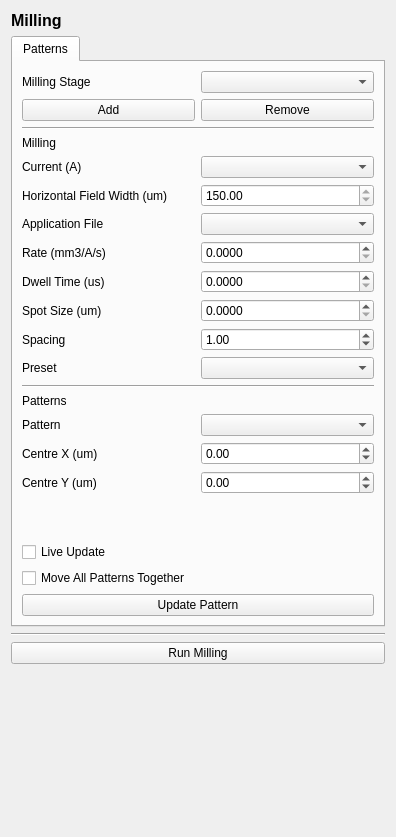
Above: fibsem/ui/qtdesigner_files/FibsemMillingWidget.ui from DeMarcoLab/fibsem before the change. Below: the same form after it.
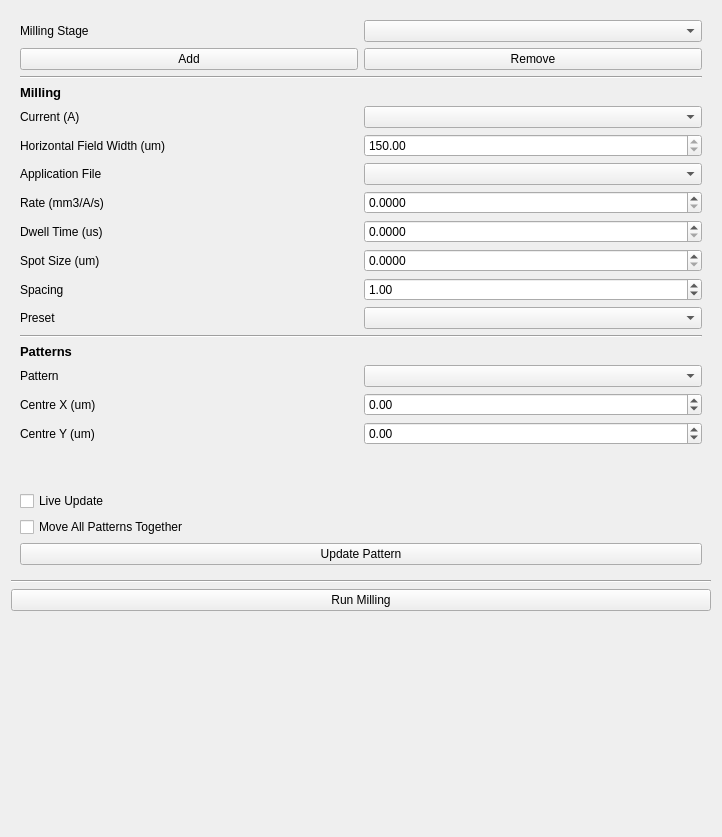
That is the form after the change.

Commit message: detetction, milling, manipulator

Patch:
```diff
--- a/fibsem/ui/qtdesigner_files/FibsemMillingWidget.ui
+++ b/fibsem/ui/qtdesigner_files/FibsemMillingWidget.ui
@@ -6,7 +6,7 @@
    <rect>
     <x>0</x>
     <y>0</y>
-    <width>396</width>
+    <width>722</width>
     <height>837</height>
    </rect>
   </property>
@@ -14,21 +14,51 @@
    <string>Form</string>
   </property>
   <layout class="QGridLayout" name="gridLayout">
-   <item row="17" column="0" colspan="2">
-    <widget class="QTabWidget" name="tabWidget">
+   <item row="27" column="0" colspan="2">
+    <widget class="QLabel" name="label_info">
+     <property name="text">
+      <string/>
+     </property>
+     <property name="wordWrap">
+      <bool>true</bool>
+     </property>
+    </widget>
+   </item>
+   <item row="28" column="0" colspan="2">
+    <spacer name="verticalSpacer">
+     <property name="orientation">
+      <enum>Qt::Vertical</enum>
+     </property>
+     <property name="sizeHint" stdset="0">
+      <size>
+       <width>20</width>
+       <height>40</height>
+      </size>
+     </property>
+    </spacer>
+   </item>
+   <item row="18" column="0" colspan="2">
+    <widget class="Line" name="line">
+     <property name="orientation">
+      <enum>Qt::Horizontal</enum>
+     </property>
+    </widget>
+   </item>
+   <item row="26" column="0" colspan="2">
+    <widget class="QPushButton" name="pushButton_run_milling">
+     <property name="text">
+      <string>Run Milling</string>
+     </property>
+    </widget>
+   </item>
+   <item row="16" column="0" colspan="2">
+    <widget class="QFrame" name="frame">
      <property name="minimumSize">
       <size>
        <width>0</width>
        <height>0</height>
       </size>
      </property>
-     <property name="currentIndex">
-      <number>0</number>
-     </property>
-     <widget class="QWidget" name="tab_patterns">
-      <attribute name="title">
-       <string>Patterns</string>
-      </attribute>
       <layout class="QGridLayout" name="gridLayout_4">
        <item row="1" column="1">
         <widget class="QComboBox" name="comboBox_milling_stage"/>
@@ -38,6 +68,13 @@
        </item>
        <item row="4" column="0" colspan="2">
         <widget class="QLabel" name="label_milling_header">
+        <property name="font">
+         <font>
+          <pointsize>10</pointsize>
+          <weight>75</weight>
+          <bold>true</bold>
+         </font>
+        </property>
          <property name="text">
           <string>Milling</string>
          </property>
@@ -298,6 +335,13 @@
        </item>
        <item row="14" column="0" colspan="2">
         <widget class="QLabel" name="label_patterns_header">
+        <property name="font">
+         <font>
+          <pointsize>10</pointsize>
+          <weight>75</weight>
+          <bold>true</bold>
+         </font>
+        </property>
          <property name="text">
           <string>Patterns</string>
          </property>
@@ -319,58 +363,6 @@
        </item>
       </layout>
      </widget>
-    </widget>
-   </item>
-   <item row="29" column="0" colspan="2">
-    <spacer name="verticalSpacer">
-     <property name="orientation">
-      <enum>Qt::Vertical</enum>
-     </property>
-     <property name="sizeHint" stdset="0">
-      <size>
-       <width>20</width>
-       <height>40</height>
-      </size>
-     </property>
-    </spacer>
-   </item>
-   <item row="28" column="0" colspan="2">
-    <widget class="QLabel" name="label_info">
-     <property name="text">
-      <string/>
-     </property>
-     <property name="wordWrap">
-      <bool>true</bool>
-     </property>
-    </widget>
-   </item>
-   <item row="19" column="0" colspan="2">
-    <widget class="Line" name="line">
-     <property name="orientation">
-      <enum>Qt::Horizontal</enum>
-     </property>
-    </widget>
-   </item>
-   <item row="27" column="0" colspan="2">
-    <widget class="QPushButton" name="pushButton_run_milling">
-     <property name="text">
-      <string>Run Milling</string>
-     </property>
-    </widget>
-   </item>
-   <item row="0" column="0" colspan="2">
-    <widget class="QLabel" name="label_title">
-     <property name="font">
-      <font>
-       <pointsize>12</pointsize>
-       <weight>75</weight>
-       <bold>true</bold>
-      </font>
-     </property>
-     <property name="text">
-      <string>Milling</string>
-     </property>
-    </widget>
    </item>
   </layout>
  </widget>
```
Left out of the diff: 2 changed lines with no effect on the pictures. Lines whose indentation alone changed are shown as unchanged. The commit also changes 9 other files.
